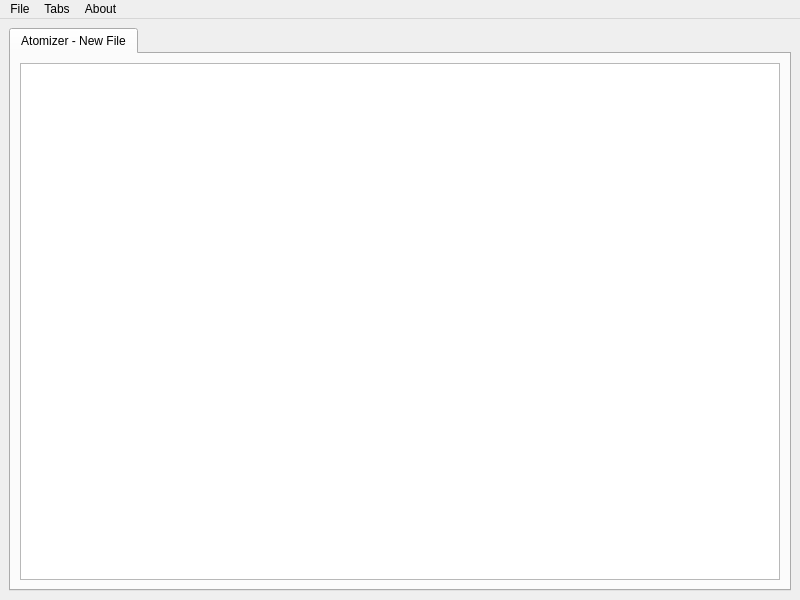
This is src/main/python/uc_uis/Atomizer.ui in wxmanager/Atomizer-Lite as Qt 5 draws it before an edit. The edited form follows.
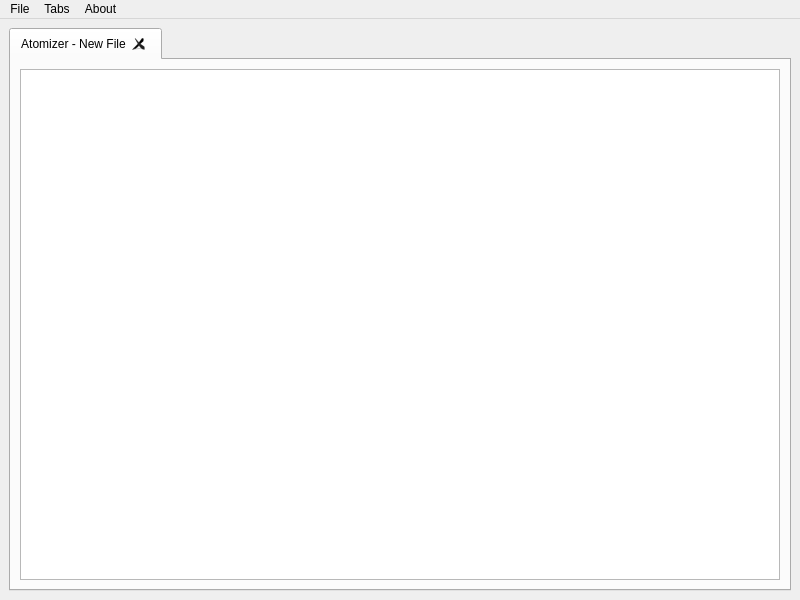
This is the edited form.

Patch:
```diff
--- a/src/main/python/uc_uis/Atomizer.ui
+++ b/src/main/python/uc_uis/Atomizer.ui
@@ -20,6 +20,9 @@
       <property name="currentIndex">
        <number>0</number>
       </property>
+      <property name="tabsClosable">
+       <bool>true</bool>
+      </property>
       <widget class="QWidget" name="tab">
        <attribute name="title">
         <string>Atomizer - New File</string>
```
Left out of the diff: 5 changed lines with no effect on the pictures.
